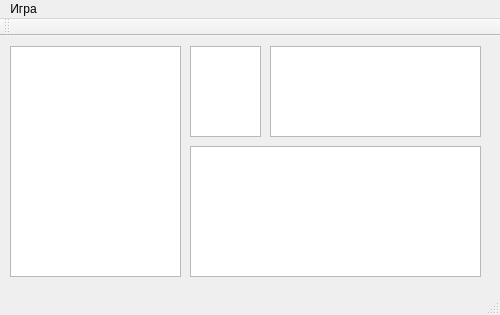
Before: the Qt Designer form QtServer/mainwindow.ui in kihaseet/Alien, drawn with Qt 5.
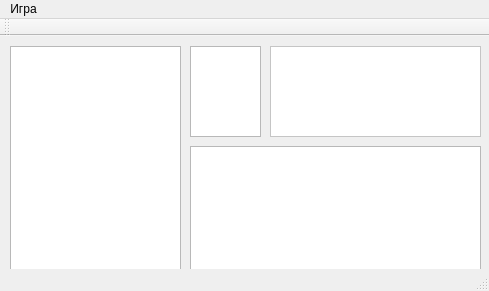
After: the same form once the commit is applied.

Patch:
```diff
--- a/QtServer/mainwindow.ui
+++ b/QtServer/mainwindow.ui
@@ -6,8 +6,8 @@
    <rect>
     <x>0</x>
     <y>0</y>
-    <width>500</width>
-    <height>315</height>
+    <width>489</width>
+    <height>291</height>
    </rect>
   </property>
   <property name="windowTitle">
@@ -33,6 +33,10 @@
       <height>91</height>
      </rect>
     </property>
+    <property name="styleSheet">
+     <string notr="true">
+background: white;</string>
+    </property>
    </widget>
    <widget class="QListWidget" name="playerlist">
     <property name="geometry">
@@ -60,7 +64,7 @@
     <rect>
      <x>0</x>
      <y>0</y>
-     <width>500</width>
+     <width>489</width>
      <height>21</height>
     </rect>
    </property>
```
